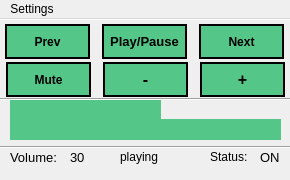
This is mainwindow.ui in majko96/VolumioApp as Qt 5 draws it before an edit. The edited form follows.
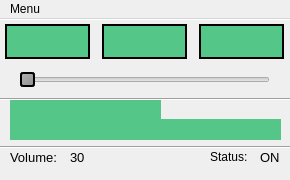
This is the edited form. Icons and pictures are not drawn. Custom widgets are drawn as their Qt base class.

What changed in the file:
```diff
--- a/mainwindow.ui
+++ b/mainwindow.ui
@@ -19,7 +19,7 @@
   <property name="maximumSize">
    <size>
     <width>290</width>
-    <height>200</height>
+    <height>180</height>
    </size>
   </property>
   <property name="windowTitle">
@@ -107,7 +107,7 @@
      <string notr="true"/>
     </property>
     <property name="text">
-     <string>playing</string>
+     <string/>
     </property>
    </widget>
    <widget class="QLabel" name="volume">
@@ -156,7 +156,7 @@
       <x>-1</x>
       <y>-3</y>
       <width>291</width>
-      <height>51</height>
+      <height>52</height>
      </rect>
     </property>
     <layout class="QHBoxLayout" name="horizontalLayout">
@@ -184,7 +184,17 @@
         </font>
        </property>
        <property name="text">
-        <string>Prev</string>
+        <string/>
+       </property>
+       <property name="icon">
+        <iconset resource="res.qrc">
+         <normaloff>:/res/images/prev.png</normaloff>:/res/images/prev.png</iconset>
+       </property>
+       <property name="iconSize">
+        <size>
+         <width>20</width>
+         <height>20</height>
+        </size>
        </property>
       </widget>
      </item>
@@ -204,7 +214,19 @@
         </font>
        </property>
        <property name="text">
-        <string>Play/Pause</string>
+        <string/>
+       </property>
+       <property name="iconSize">
+        <size>
+         <width>25</width>
+         <height>25</height>
+        </size>
+       </property>
+       <property name="checkable">
+        <bool>false</bool>
+       </property>
+       <property name="checked">
+        <bool>false</bool>
        </property>
       </widget>
      </item>
@@ -222,8 +244,21 @@
          <bold>true</bold>
         </font>
        </property>
+       <property name="styleSheet">
+        <string notr="true"/>
+       </property>
        <property name="text">
-        <string>Next</string>
+        <string/>
+       </property>
+       <property name="icon">
+        <iconset resource="res.qrc">
+         <normaloff>:/res/images/next.png</normaloff>:/res/images/next.png</iconset>
+       </property>
+       <property name="iconSize">
+        <size>
+         <width>20</width>
+         <height>20</height>
+        </size>
        </property>
       </widget>
      </item>
@@ -240,7 +275,7 @@
     </property>
     <layout class="QHBoxLayout" name="horizontalLayout_2">
      <property name="spacing">
-      <number>12</number>
+      <number>6</number>
      </property>
      <property name="sizeConstraint">
       <enum>QLayout::SetDefaultConstraint</enum>
@@ -252,61 +287,27 @@
       <number>6</number>
      </property>
      <item>
-      <widget class="QPushButton" name="pushButton">
-       <property name="minimumSize">
+      <widget class="QSlider" name="horizontalSlider">
+       <property name="maximumSize">
         <size>
-         <width>0</width>
-         <height>35</height>
+         <width>250</width>
+         <height>16777215</height>
         </size>
        </property>
-       <property name="font">
-        <font>
-         <weight>75</weight>
-         <bold>true</bold>
-        </font>
+       <property name="styleSheet">
+        <string notr="true">QSlider::handle:horizontal {
+    background: qlineargradient(x1:0, y1:0, x2:1, y2:1, stop:0 #b4b4b4, stop:1 #8f8f8f);
+    border: 2px solid #000;;
+    width: 18px;
+    margin: -2px 0; /* handle is placed by default on the contents rect of the groove. Expand outside the groove */
+    border-radius: 3px;
+}</string>
        </property>
-       <property name="text">
-        <string>Mute</string>
+       <property name="maximum">
+        <number>100</number>
        </property>
-      </widget>
-     </item>
-     <item>
-      <widget class="QPushButton" name="pushButton_minus">
-       <property name="minimumSize">
-        <size>
-         <width>0</width>
-         <height>35</height>
-        </size>
-       </property>
-       <property name="font">
-        <font>
-         <pointsize>12</pointsize>
-         <weight>75</weight>
-         <bold>true</bold>
-        </font>
-       </property>
-       <property name="text">
-        <string>-</string>
-       </property>
-      </widget>
-     </item>
-     <item>
-      <widget class="QPushButton" name="pushButton_plus">
-       <property name="minimumSize">
-        <size>
-         <width>0</width>
-         <height>35</height>
-        </size>
-       </property>
-       <property name="font">
-        <font>
-         <pointsize>12</pointsize>
-         <weight>75</weight>
-         <bold>true</bold>
-        </font>
-       </property>
-       <property name="text">
-        <string>+</string>
+       <property name="orientation">
+        <enum>Qt::Horizontal</enum>
        </property>
       </widget>
      </item>
@@ -405,7 +406,7 @@
    </property>
    <widget class="QMenu" name="menuSettings">
     <property name="title">
-     <string>Settings</string>
+     <string>Menu</string>
     </property>
     <addaction name="actionIP_adress"/>
     <addaction name="actionAbout_2"/>
```
Left out of the diff: 16 changed lines with no effect on the pictures.
